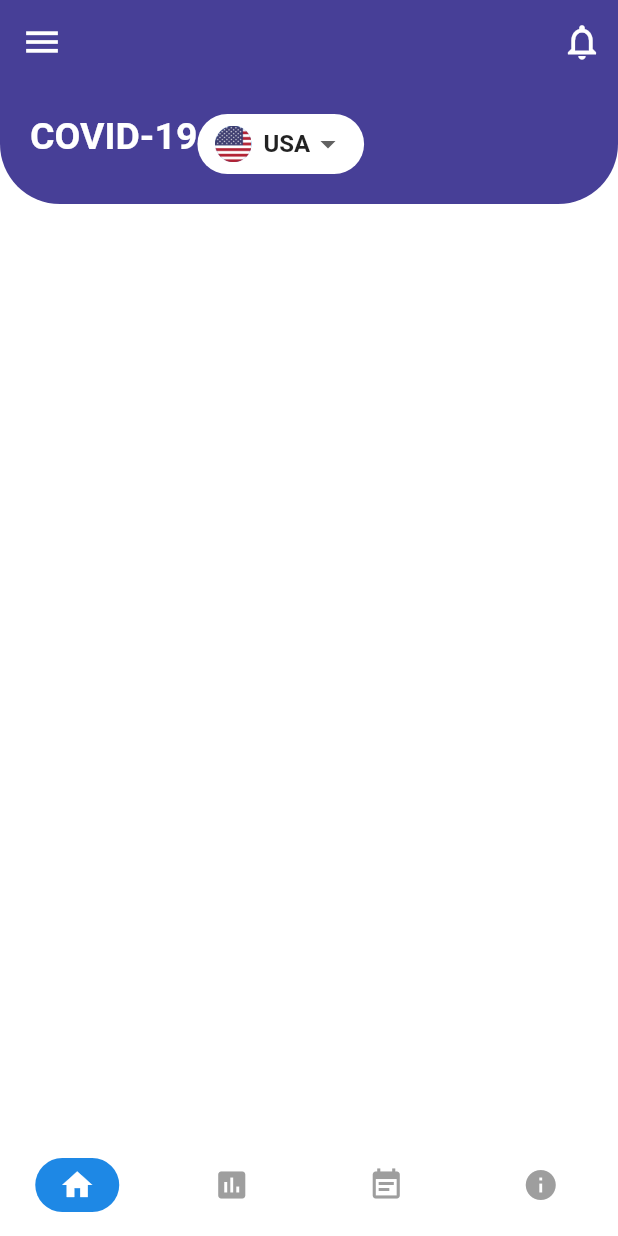
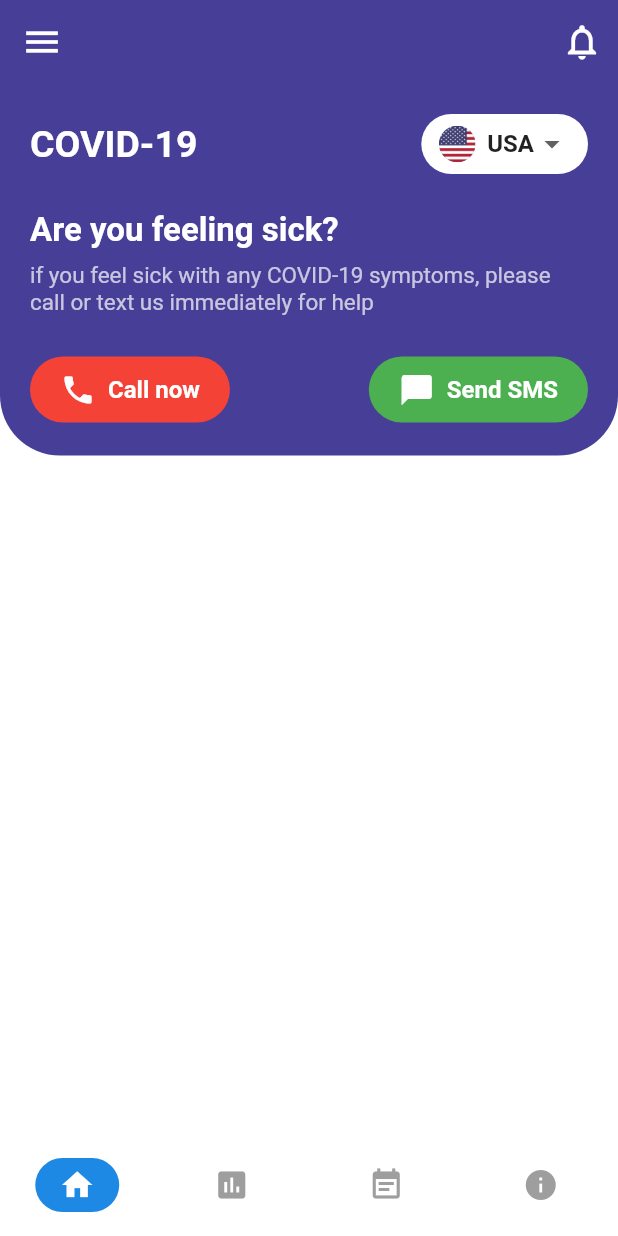
Before and after one commit to Yusuke-Suzuki-11/covid19_supporter, a Flutter app: the screen it shows after launch, on a phone screen of 412 x 824 dp. Run offline on Flutter 3.47's test engine with Material 2 defaults, Android fonts, the phone set to English and light mode, and no system bars; our stand-ins replace flutter_riverpod.

Commit message:
ボタン作成

```diff
--- a/lib/config/styles.dart
+++ b/lib/config/styles.dart
@@ -2,8 +2,9 @@ import 'package:flutter/material.dart';
 
 class Styles {
   static const TextStyle buttonTextStyle = TextStyle(
+    color: Colors.white,
     fontSize: 16.0,
-    fontWeight: FontWeight.w600
+    fontWeight: FontWeight.w600,
   );
 
   static const TextStyle chartLabelsTextStyle = TextStyle(
--- a/lib/screens/home_screen.dart
+++ b/lib/screens/home_screen.dart
@@ -1,4 +1,5 @@
 import 'package:covid19_supporter/config/palette.dart';
+import 'package:covid19_supporter/config/styles.dart';
 import 'package:covid19_supporter/widgets/custom_app_bar.dart';
 import 'package:covid19_supporter/widgets/country_dropdown.dart';
 import 'package:flutter/material.dart';
@@ -45,9 +46,11 @@ class HomeScreen extends ConsumerWidget{
             bottomRight: Radius.circular(40.0),
           ),
         ),
-        child: Row(
-          crossAxisAlignment: CrossAxisAlignment.start,
-          children: <Widget>[
+        child: Column(
+          children: [
+            Row(
+              mainAxisAlignment: MainAxisAlignment.spaceBetween,
+              children: <Widget>[
                 Text(
                   'COVID-19',
                   style: const TextStyle(
@@ -60,7 +63,93 @@ class HomeScreen extends ConsumerWidget{
                   ['CN', 'FR', 'IN', 'IT', 'UK', 'USA'],
                 ),
               ],
-        )
+            ),
+            SizedBox(
+              height: screenHeight * 0.03,
+            ),
+            Column(
+              crossAxisAlignment: CrossAxisAlignment.start,
+              children: [
+                Text(
+                  'Are you feeling sick?',
+                  style: TextStyle(
+                    color: Colors.white,
+                    fontSize: 22,
+                    fontWeight: FontWeight.w600
+                  ),
+                ),
+                SizedBox(
+                  height: screenHeight * 0.01,
+                ),
+                Text(
+                  'if you feel sick with any COVID-19 symptoms, please call or text us immediately for help',
+                  style: TextStyle(
+                    color: Colors.white70,
+                    fontSize: 15,
+                  ),
+                ),
+                SizedBox(
+                  height: screenHeight * 0.03
+                ),
+                Row(
+                  mainAxisAlignment: MainAxisAlignment.spaceBetween,
+                  children: [
+                    TextButton.icon(
+                      style: ButtonStyle(
+                        backgroundColor: MaterialStateProperty.all(Colors.red),
+                        padding: MaterialStateProperty.all(
+                          EdgeInsets.symmetric(
+                            vertical: 10,
+                            horizontal: 20
+                          )
+                        ),
+                        shape: MaterialStateProperty.all(
+                          RoundedRectangleBorder(
+                            borderRadius: BorderRadius.circular(30)
+                          )
+                        ),
+                      ),
+                      onPressed: (){},
+                      icon: const Icon(
+                        Icons.phone,
+                        color: Colors.white,
+                      ),
+                      label: Text(
+                        'Call now',
+                        style: Styles.buttonTextStyle,
+                      ),
+                    ),
+                    TextButton.icon(
+                      style: ButtonStyle(
+                        backgroundColor: MaterialStateProperty.all(Colors.green),
+                        padding: MaterialStateProperty.all(
+                          EdgeInsets.symmetric(
+                            vertical: 10,
+                            horizontal: 20
+                          )
+                        ),
+                        shape: MaterialStateProperty.all(
+                          RoundedRectangleBorder(
+                            borderRadius: BorderRadius.circular(30)
+                          )
+                        ),
+                      ),
+                      onPressed: (){},
+                      icon: const Icon(
+                        Icons.chat_bubble,
+                        color: Colors.white,
+                      ),
+                      label: Text(
+                        'Send SMS',
+                        style: Styles.buttonTextStyle,
+                      ),
+                    )
+                  ]
+                )
+              ],
+            )
+          ],
+        ),
       ),
     );
   }
```
